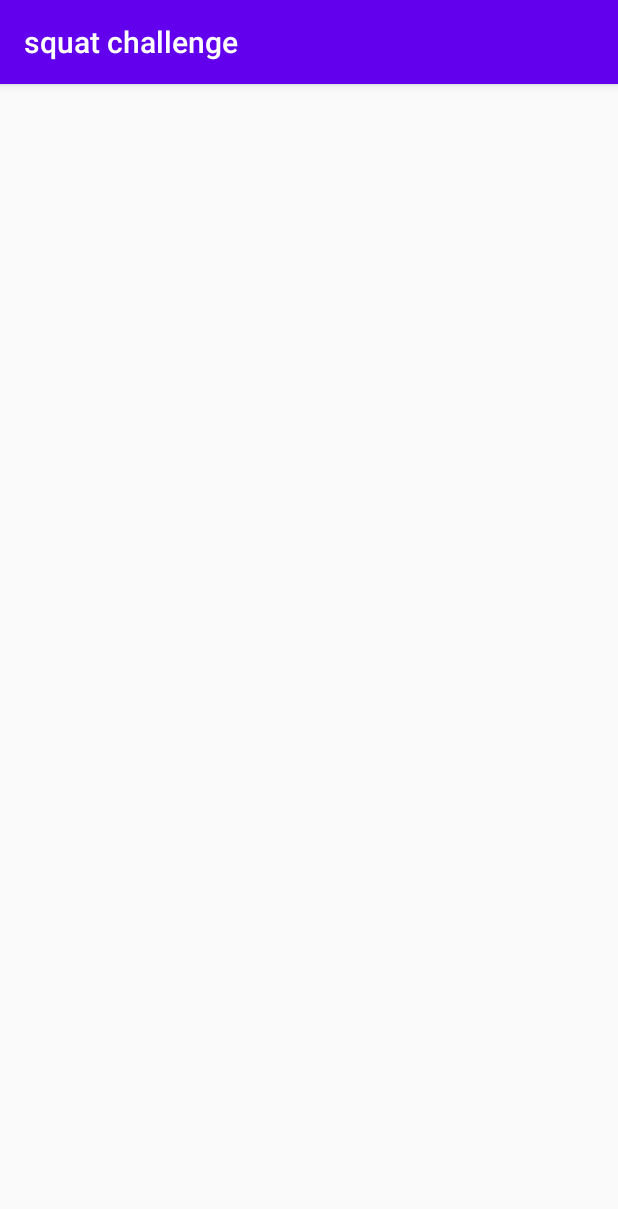
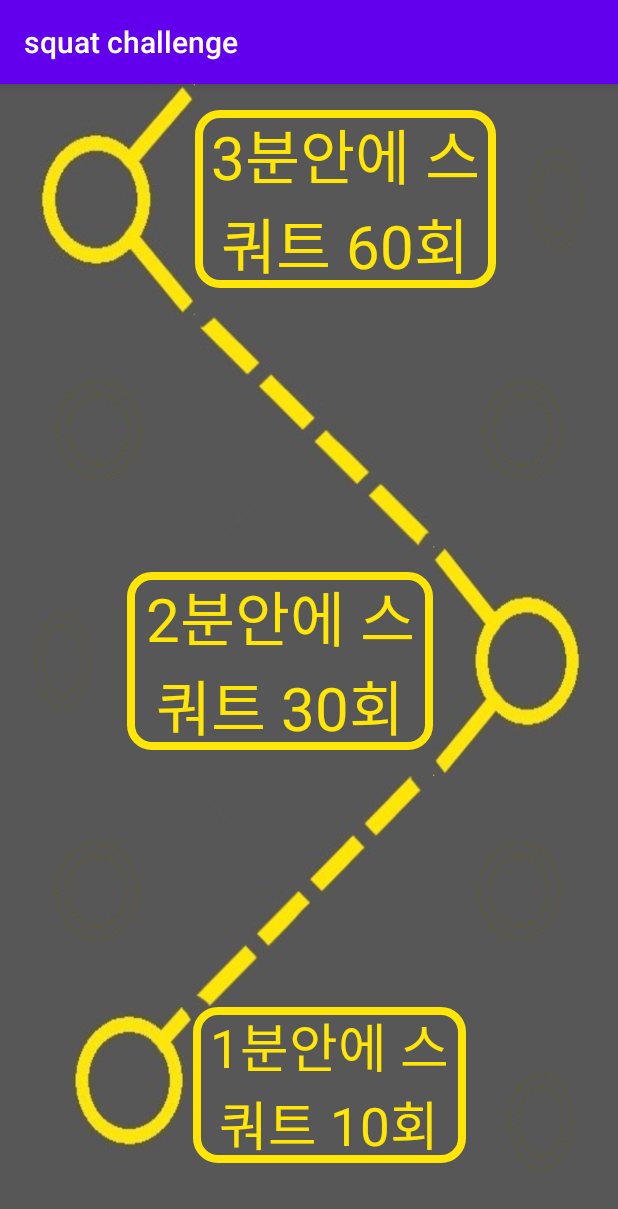
Before and after one commit to yunbamm/squatchallenge, an Android app: the stage screen opened directly, with no data from a screen before it, on a phone screen of 412 x 824 dp. Shown: the top 1209 px of the screen. Run offline under Robolectric (Android 15) with nearby library versions, the phone set to English and light mode, and no system bars.

Commit message:
stage 초안

```diff
--- a/app/src/main/res/layout/achievement.xml
+++ /dev/null
@@ -1,21 +0,0 @@
-<?xml version="1.0" encoding="utf-8"?>
-<LinearLayout xmlns:android="http://schemas.android.com/apk/res/android"
-    android:layout_width="match_parent"
-    android:layout_height="wrap_content"
-    android:orientation="horizontal">
-
-    <Button
-        android:id="@+id/achievement"
-        android:layout_width="220dp"
-        android:layout_height="140dp"
-        android:layout_marginLeft="15dp"
-        android:layout_marginTop="30dp"
-        android:layout_marginBottom="10dp"
-        android:text="achievement"
-        android:textSize="22sp"
-        android:textColor="#000000"
-        android:gravity="center_horizontal|center_vertical"
-        android:background="@drawable/buttonshape2"
-        android:backgroundTint="#DDDDDD">
-    </Button> />
-</LinearLayout>
--- a/app/src/main/res/layout/activity_stage.xml
+++ b/app/src/main/res/layout/activity_stage.xml
@@ -6,4 +6,128 @@
     android:layout_height="match_parent"
     tools:context=".stage">
 
+    <LinearLayout
+        android:layout_width="match_parent"
+        android:layout_height="match_parent"
+        android:orientation="vertical"
+        android:background="#575757">
+        <LinearLayout
+            android:layout_width="match_parent"
+            android:layout_height="wrap_content"
+            android:orientation="horizontal"
+            android:layout_weight=".2">
+            <ImageView
+                android:layout_width="wrap_content"
+                android:layout_height="wrap_content"
+                android:background = "@drawable/stage3"
+                android:layout_weight=".1"/>
+            <TextView
+                android:layout_width="wrap_content"
+                android:layout_height="wrap_content"
+                android:text="3분안에 스쿼트 60회"
+                android:textSize="40sp"
+                android:gravity="center"
+                android:textColor="#FFE607"
+                android:layout_gravity="center"
+                android:background="@drawable/buttonshape3"
+                android:layout_weight=".4"/>
+            <ImageView
+                android:layout_width="wrap_content"
+                android:layout_height="wrap_content"
+                android:layout_weight=".4"
+                android:background="@drawable/black1"/>
+        </LinearLayout>
+        <LinearLayout
+            android:layout_width="match_parent"
+            android:layout_height="wrap_content"
+            android:orientation="horizontal"
+            android:layout_weight=".2">
+            <ImageView
+                android:layout_width="wrap_content"
+                android:layout_height="wrap_content"
+                android:background = "@drawable/black1"
+                android:layout_weight=".7"/>
+            <ImageView
+                android:layout_width="wrap_content"
+                android:layout_height="wrap_content"
+                android:layout_weight=".1"
+                android:background="@drawable/stage_line3"/>
+            <ImageView
+                android:layout_width="wrap_content"
+                android:layout_height="wrap_content"
+                android:layout_weight=".75"
+                android:background="@drawable/black1"/>
+        </LinearLayout>
+        <LinearLayout
+            android:layout_width="wrap_content"
+            android:layout_height="wrap_content"
+            android:layout_weight=".2">
+            <ImageView
+                android:layout_width="wrap_content"
+                android:layout_height="wrap_content"
+                android:background = "@drawable/black1"
+                android:layout_weight=".33"/>
+            <TextView
+                android:layout_width="wrap_content"
+                android:layout_height="wrap_content"
+                android:text="2분안에 스쿼트 30회"
+                android:textSize="40sp"
+                android:gravity="center"
+                android:textColor="#FFE607"
+                android:layout_gravity="center"
+                android:background="@drawable/buttonshape3"
+                android:layout_weight=".33"/>
+            <ImageView
+                android:layout_width="wrap_content"
+                android:layout_height="wrap_content"
+                android:layout_weight=".1"
+                android:background="@drawable/stage2"/>
+        </LinearLayout>
+        <LinearLayout
+            android:layout_width="match_parent"
+            android:layout_height="wrap_content"
+            android:orientation="horizontal"
+            android:layout_weight=".2">
+            <ImageView
+                android:layout_width="wrap_content"
+                android:layout_height="wrap_content"
+                android:layout_weight=".65"
+                android:background="@drawable/black1"/>
+            <ImageView
+                android:layout_width="wrap_content"
+                android:layout_height="wrap_content"
+                android:layout_weight=".1"
+                android:background="@drawable/stage_line4"/>
+            <ImageView
+                android:layout_width="wrap_content"
+                android:layout_height="wrap_content"
+                android:layout_weight=".65"
+                android:background="@drawable/black1"/>
+        </LinearLayout>
+        <LinearLayout
+            android:layout_width="wrap_content"
+            android:layout_height="wrap_content"
+            android:layout_weight=".2">
+            <ImageView
+                android:layout_width="wrap_content"
+                android:layout_height="wrap_content"
+                android:background = "@drawable/stage1"
+                android:layout_weight=".1"/>
+            <TextView
+                android:layout_width="wrap_content"
+                android:layout_height="wrap_content"
+                android:text="1분안에 스쿼트 10회"
+                android:textSize="35sp"
+                android:gravity="center"
+                android:textColor="#FFE607"
+                android:layout_gravity="center_horizontal"
+                android:layout_weight=".33"
+                android:background="@drawable/buttonshape3"/>
+            <ImageView
+                android:layout_width="wrap_content"
+                android:layout_height="wrap_content"
+                android:layout_weight=".33"
+                android:background="@drawable/black1"/>
+        </LinearLayout>
+    </LinearLayout>
 </androidx.constraintlayout.widget.ConstraintLayout>
--- a/app/src/main/res/layout/ahcievement_scroll.xml
+++ /dev/null
@@ -1,14 +0,0 @@
-<?xml version="1.0" encoding="utf-8"?>
-<androidx.recyclerview.widget.RecyclerView
-    xmlns:android="http://schemas.android.com/apk/res/android"
-    xmlns:app="http://schemas.android.com/apk/res-auto"
-    xmlns:tools="http://schemas.android.com/tools"
-    android:id="@+id/list_achievement"
-    android:name="com.example.squatchallenge.ItemFragment"
-    android:layout_width="match_parent"
-    android:layout_height="match_parent"
-    android:layout_marginLeft="16dp"
-    android:layout_marginRight="16dp"
-    app:layoutManager="LinearLayoutManager"
-    android:scrollbars="vertical"
-    tools:listitem="@layout/achievement" />
```
Also changed, not shown: app/src/main/res/drawable/black1.jpg (added), app/src/main/res/drawable/stage1.jpg (added), app/src/main/res/drawable/stage2.jpg (added), app/src/main/res/drawable/stage3.jpg (added), app/src/main/res/drawable/stage_line3.jpg (added), app/src/main/res/drawable/stage_line4.jpg (added).
